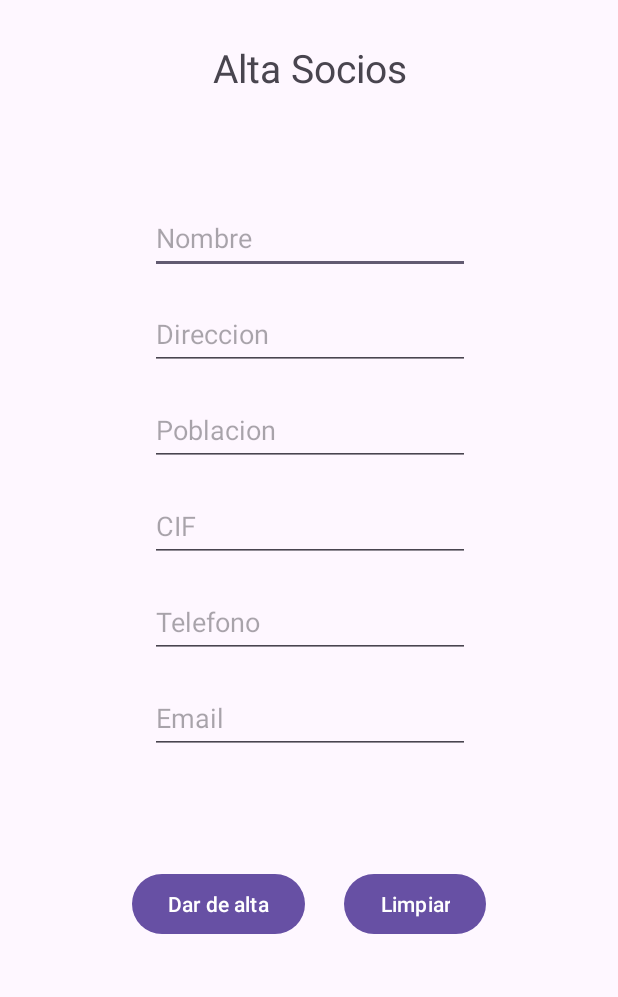
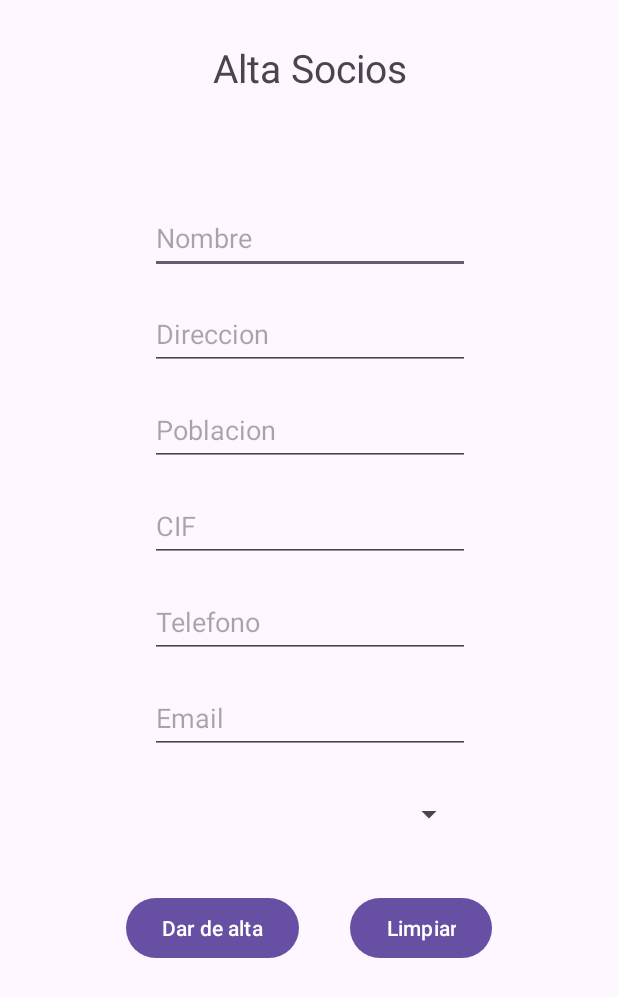
Before and after one commit to andercete/android, an Android app: the layout layout_altasocio.xml on its own in the app's theme, with its tools: preview values and no code run, on a phone screen of 412 x 824 dp. Shown: the top 997 px of the screen. Run offline under Robolectric (Android 15) with nearby library versions, the phone set to English and light mode, and no system bars.

Commit message:
todo de partners terminado, explicacion en documento drive "PLANIFICACION ANDROID"

```diff
--- a/app/src/main/res/layout/layout_altasocio.xml
+++ b/app/src/main/res/layout/layout_altasocio.xml
@@ -92,22 +92,34 @@
         app:layout_constraintTop_toBottomOf="@+id/eAltaTelefono" />
 
     <Button
+        android:id="@+id/bAltaLimpiar"
+        android:layout_width="wrap_content"
+        android:layout_height="wrap_content"
+        android:layout_marginTop="28dp"
+        android:layout_marginEnd="84dp"
+        android:text="Limpiar"
+        app:layout_constraintEnd_toEndOf="parent"
+        app:layout_constraintTop_toBottomOf="@+id/sAlta" />
+
+    <Button
         android:id="@+id/bAlta"
         android:layout_width="wrap_content"
         android:layout_height="wrap_content"
-        android:layout_marginStart="88dp"
-        android:layout_marginTop="76dp"
+        android:layout_marginStart="84dp"
+        android:layout_marginTop="28dp"
         android:text="Dar de alta"
         app:layout_constraintStart_toStartOf="parent"
-        app:layout_constraintTop_toBottomOf="@+id/eAltaEmail" />
+        app:layout_constraintTop_toBottomOf="@+id/sAlta" />
 
-    <Button
-        android:id="@+id/bAltaLimpiar"
-        android:layout_width="wrap_content"
-        android:layout_height="wrap_content"
-        android:layout_marginTop="76dp"
-        android:layout_marginEnd="88dp"
-        android:text="Limpiar"
-        app:layout_constraintEnd_toEndOf="parent"
-        app:layout_constraintTop_toBottomOf="@+id/eAltaEmail" />
+    <Spinner
+        android:id="@+id/sAlta"
+        android:layout_width="210dp"
+        android:layout_height="48dp"
+        android:layout_marginStart="100dp"
+        android:layout_marginTop="16dp"
+        android:text="Dar de alta"
+        app:layout_constraintStart_toStartOf="parent"
+        app:layout_constraintTop_toBottomOf="@+id/eAltaEmail"
+        />
+
 </androidx.constraintlayout.widget.ConstraintLayout>
```
Also changed, not shown: app/src/main/assets/partners.xml (+1 -9 lines), app/src/main/java/com/example/comercial/Actividad_Altasocio.java (+83 -34 lines), app/src/main/java/com/example/comercial/Actividad_Partners.java (+28 -49 lines), app/src/main/java/com/example/comercial/ListAdapter.java (+5 -2 lines), app/src/main/java/com/example/comercial/Partner.java (+14 -4 lines), app/src/main/res/layout/layout_partners.xml (+0 -9 lines), app/src/main/res/layout/list_element.xml (+15 -4 lines), app/src/main/res/drawable/partnerimage.png (added).
